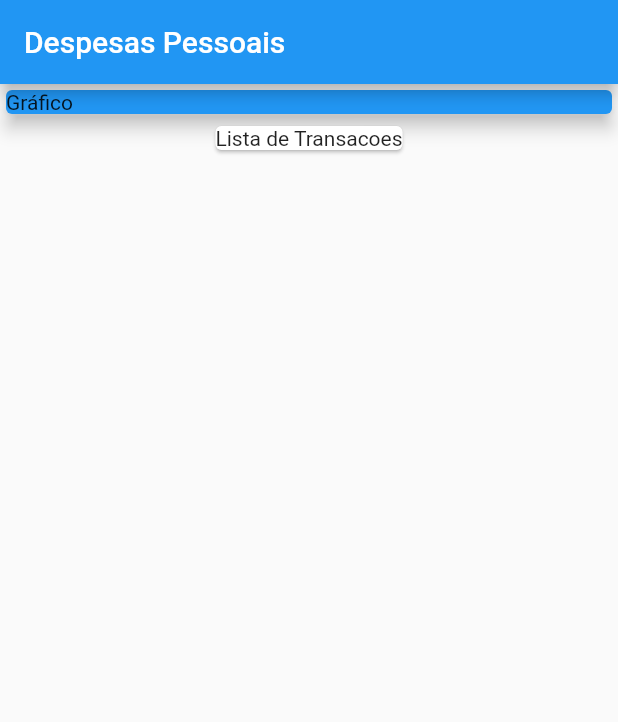
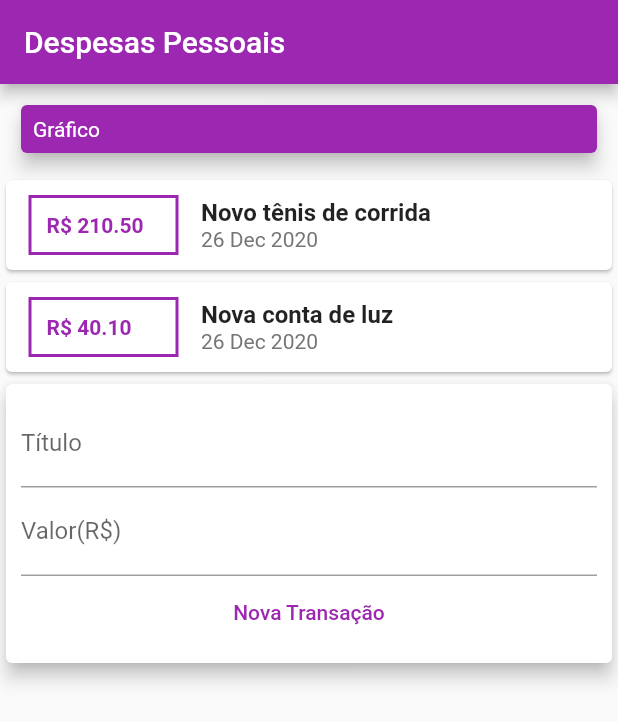
Before and after one commit to derek-alves/Flutter, a Flutter app: the screen it shows after launch, on a phone screen of 412 x 824 dp. Shown: the top 722 px of the screen. Run offline on Flutter 3.47's test engine with Material 2 defaults, Android fonts, the phone set to English and light mode, and no system bars.

Commit message:
Base structure

```diff
--- /dev/null
+++ b/despesas/lib/components/transaction_list.dart
@@ -0,0 +1,12 @@
+import 'package:despesas/models/transaction.dart';
+import 'package:flutter/material.dart';
+
+class TransactionList extends StatelessWidget {
+  final List<Transaction> transactions;
+
+  TransactionList(this.transactions);
+  @override
+  Widget build(BuildContext context) {
+    return Container();
+  }
+}
--- a/despesas/lib/main.dart
+++ b/despesas/lib/main.dart
@@ -1,4 +1,6 @@
+import 'package:despesas/models/transaction.dart';
 import 'package:flutter/material.dart';
+import 'package:intl/intl.dart';
 
 main() => runApp(ExpensesApp());
 
@@ -6,12 +8,31 @@ class ExpensesApp extends StatelessWidget {
   @override
   Widget build(BuildContext context) {
     return MaterialApp(
+      theme: ThemeData(primaryColor: Colors.purple),
       home: MyHomePage(),
     );
   }
 }
 
 class MyHomePage extends StatelessWidget {
+  final titleController = TextEditingController();
+  final valueController = TextEditingController();
+
+  final _transactions = [
+    Transaction(
+      id: 't1',
+      title: 'Novo tênis de corrida',
+      value: 210.50,
+      data: DateTime.now(),
+    ),
+    Transaction(
+      id: 't2',
+      title: 'Nova conta de luz',
+      value: 40.10,
+      data: DateTime.now(),
+    ),
+  ];
+
   @override
   Widget build(BuildContext context) {
     return Scaffold(
@@ -22,14 +43,91 @@ class MyHomePage extends StatelessWidget {
         children: <Widget>[
           Container(
             width: double.infinity,
+            padding: EdgeInsets.all(10),
             child: Card(
-              color: Colors.blue,
-              child: Text('Gráfico'),
+              color: Colors.purple,
+              child: Padding(
+                padding: const EdgeInsets.all(8.0),
+                child: Text(
+                  'Gráfico',
+                  style: TextStyle(color: Colors.white),
+                ),
+              ),
               elevation: 5,
             ),
           ),
+          Column(
+            children: _transactions.map((tr) {
+              return Card(
+                child: Row(
+                  children: [
+                    Container(
+                      width: 100,
+                      margin: EdgeInsets.symmetric(
+                        horizontal: 15,
+                        vertical: 10,
+                      ),
+                      decoration: BoxDecoration(
+                          border: Border.all(
+                        color: Colors.purple,
+                        width: 2,
+                      )),
+                      padding: EdgeInsets.all(10),
+                      child: Text(
+                        'R\$ ${tr.value.toStringAsFixed(2)}',
+                        style: TextStyle(
+                          fontWeight: FontWeight.bold,
+                          color: Colors.purple,
+                        ),
+                      ),
+                    ),
+                    Column(
+                      crossAxisAlignment: CrossAxisAlignment.start,
+                      children: [
+                        Text(
+                          tr.title,
+                          style: TextStyle(
+                            fontSize: 16,
+                            fontWeight: FontWeight.bold,
+                          ),
+                        ),
+                        Text(
+                          DateFormat('d MMM y').format(tr.data),
+                          style: TextStyle(
+                            color: Colors.grey[600],
+                          ),
+                        ),
+                      ],
+                    )
+                  ],
+                ),
+              );
+            }).toList(),
+          ),
           Card(
-            child: Text('Lista de Transacoes'),
+            elevation: 5,
+            child: Padding(
+              padding: const EdgeInsets.all(10),
+              child: Column(
+                children: [
+                  TextField(
+                    controller: titleController,
+                    decoration: InputDecoration(labelText: 'Título'),
+                  ),
+                  TextField(
+                    controller: valueController,
+                    decoration: InputDecoration(labelText: 'Valor(R\$)'),
+                  ),
+                  FlatButton(
+                    onPressed: () {
+                      print(titleController.text);
+                    },
+                    textColor: Colors.purple,
+                    child: Text('Nova Transação'),
+                  )
+                ],
+              ),
+            ),
           )
         ],
       ),
--- /dev/null
+++ b/despesas/lib/models/transaction.dart
@@ -0,0 +1,15 @@
+import 'package:flutter/foundation.dart';
+
+class Transaction {
+  final String id;
+  final String title;
+  final double value;
+  final DateTime data;
+
+  Transaction({
+    @required this.id,
+    @required this.title,
+    @required this.value,
+    @required this.data,
+  });
+}
--- a/despesas/pubspec.yaml
+++ b/despesas/pubspec.yaml
@@ -32,7 +32,7 @@ dependencies:
 dev_dependencies:
   flutter_test:
     sdk: flutter
-
+  intl: ^0.16.1
 # For information on the generic Dart part of this file, see the
 # following page: https://dart.dev/tools/pub/pubspec
 
```
Also changed, not shown: despesas/pubspec.lock.
